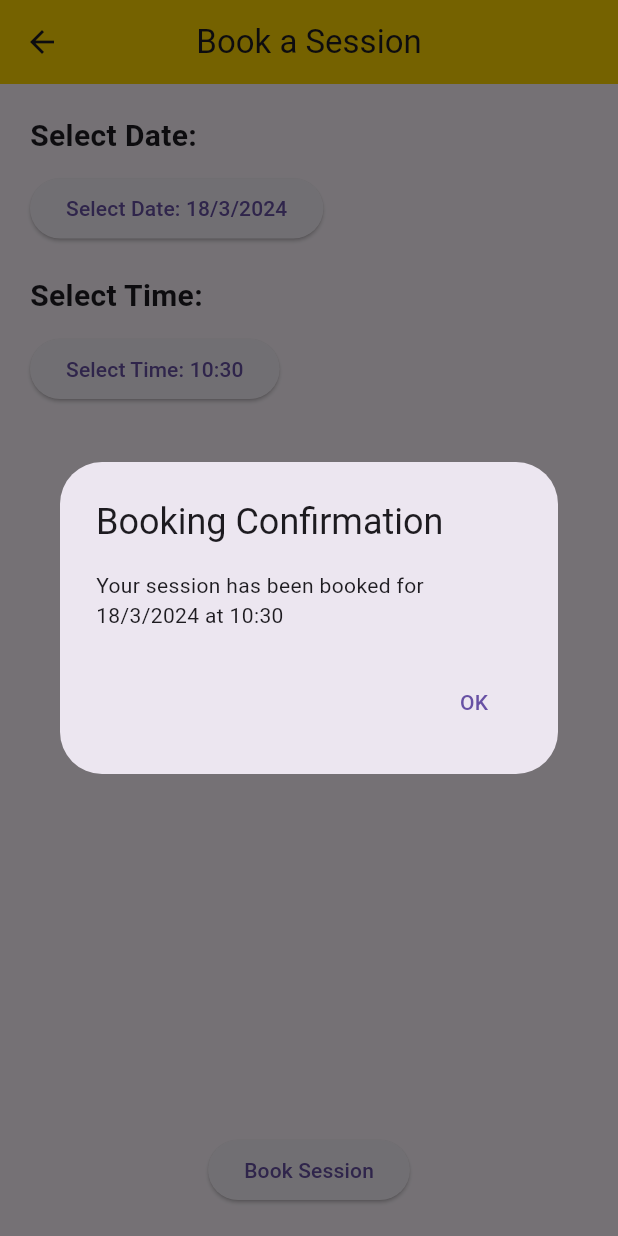
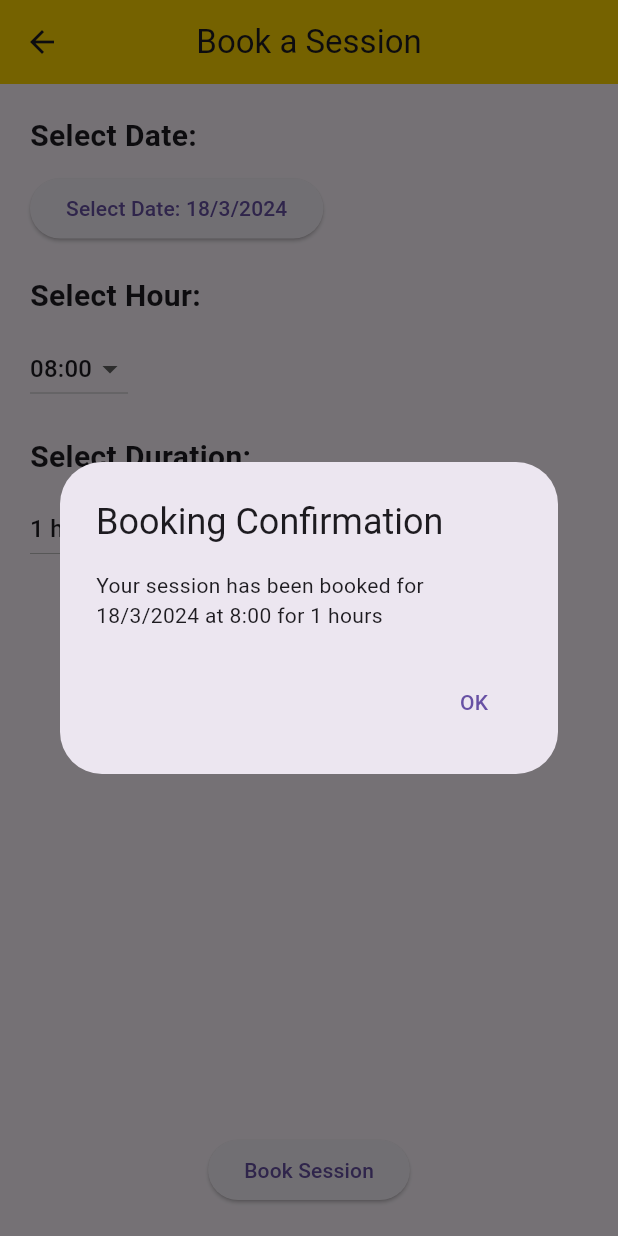
Before and after one commit to TiagoMostardinha/yellowfy_egs, a Flutter app: the BookingPage screen opened directly, after a tap on "Book Session", on a phone screen of 412 x 824 dp. Run offline on Flutter 3.47's test engine with Material 3 defaults, Android fonts, the phone set to English and light mode, and no system bars; our stand-ins replace flutter_map, latlong2.

Commit message:
booking done

```diff
--- a/yellowfy/lib/booking.dart
+++ b/yellowfy/lib/booking.dart
@@ -1,7 +1,7 @@
 import 'package:flutter/material.dart';
 
 class BookingPage extends StatefulWidget {
-  const BookingPage({super.key});
+  const BookingPage({Key? key}) : super(key: key);
 
   @override
   _BookingPageState createState() => _BookingPageState();
@@ -9,13 +9,13 @@ class BookingPage extends StatefulWidget {
 
 class _BookingPageState extends State<BookingPage> {
   late DateTime _selectedDate;
-  late TimeOfDay _selectedTime;
+  int _selectedHour = 8; // Default hour for booking
+  int _selectedDuration = 1; // Default duration in hours
 
   @override
   void initState() {
     super.initState();
     _selectedDate = DateTime.now();
-    _selectedTime = TimeOfDay.now();
   }
 
   Future<void> _selectDate(BuildContext context) async {
@@ -32,18 +32,6 @@ class _BookingPageState extends State<BookingPage> {
     }
   }
 
-  Future<void> _selectTime(BuildContext context) async {
-    final TimeOfDay? pickedTime = await showTimePicker(
-      context: context,
-      initialTime: _selectedTime,
-    );
-    if (pickedTime != null && pickedTime != _selectedTime) {
-      setState(() {
-        _selectedTime = pickedTime;
-      });
-    }
-  }
-
   Future<void> _showConfirmationDialog(BuildContext context) async {
     return showDialog<void>(
       context: context,
@@ -55,7 +43,8 @@ class _BookingPageState extends State<BookingPage> {
             child: ListBody(
               children: <Widget>[
                 Text(
-                    'Your session has been booked for ${_selectedDate.day}/${_selectedDate.month}/${_selectedDate.year} at ${_selectedTime.hour}:${_selectedTime.minute}'),
+                  'Your session has been booked for ${_selectedDate.day}/${_selectedDate.month}/${_selectedDate.year} at $_selectedHour:00 for $_selectedDuration hours',
+                ),
               ],
             ),
           ),
@@ -101,17 +90,54 @@ class _BookingPageState extends State<BookingPage> {
             ),
             const SizedBox(height: 20),
             const Text(
-              'Select Time:',
+              'Select Hour:',
               style: TextStyle(
                 fontSize: 20,
                 fontWeight: FontWeight.bold,
               ),
             ),
             const SizedBox(height: 10),
-            ElevatedButton(
-              onPressed: () => _selectTime(context),
-              child: Text(
-                'Select Time: ${_selectedTime.hour}:${_selectedTime.minute}',
+            DropdownButton<int>(
+              value: _selectedHour,
+              onChanged: (int? newValue) {
+                if (newValue != null) {
+                  setState(() {
+                    _selectedHour = newValue;
+                  });
+                }
+              },
+              items: List.generate(
+                24,
+                (index) => DropdownMenuItem(
+                  value: index,
+                  child: Text('${index.toString().padLeft(2, '0')}:00'),
+                ),
+              ),
+            ),
+            const SizedBox(height: 20),
+            const Text(
+              'Select Duration:',
+              style: TextStyle(
+                fontSize: 20,
+                fontWeight: FontWeight.bold,
+              ),
+            ),
+            const SizedBox(height: 10),
+            DropdownButton<int>(
+              value: _selectedDuration,
+              onChanged: (int? newValue) {
+                if (newValue != null) {
+                  setState(() {
+                    _selectedDuration = newValue;
+                  });
+                }
+              },
+              items: List.generate(
+                24,
+                (index) => DropdownMenuItem(
+                  value: index + 1,
+                  child: Text('${index + 1} hour${index > 0 ? 's' : ''}'),
+                ),
               ),
             ),
             const Spacer(),
```
